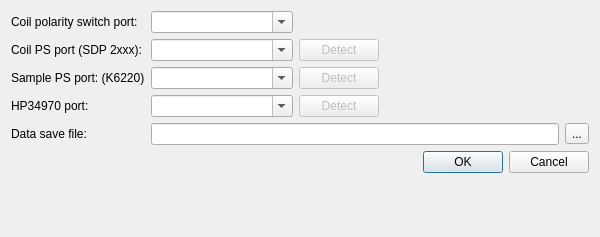
Qt form src/configui.ui (mBr001/hall) before a commit.
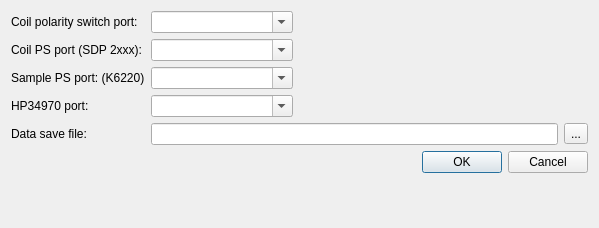
The same form after that commit.

Commit message: remove unused buttons

```diff
--- a/src/configui.ui
+++ b/src/configui.ui
@@ -6,8 +6,8 @@
    <rect>
     <x>0</x>
     <y>0</y>
-    <width>600</width>
-    <height>237</height>
+    <width>599</width>
+    <height>228</height>
    </rect>
   </property>
   <property name="windowTitle">
@@ -98,16 +98,6 @@
        </property>
       </widget>
      </item>
-     <item>
-      <widget class="QPushButton" name="pushButton">
-       <property name="enabled">
-        <bool>false</bool>
-       </property>
-       <property name="text">
-        <string>Detect</string>
-       </property>
-      </widget>
-     </item>
     </layout>
    </item>
    <item row="2" column="1">
@@ -125,16 +115,6 @@
        </property>
       </widget>
      </item>
-     <item>
-      <widget class="QPushButton" name="pushButton_2">
-       <property name="enabled">
-        <bool>false</bool>
-       </property>
-       <property name="text">
-        <string>Detect</string>
-       </property>
-      </widget>
-     </item>
     </layout>
    </item>
    <item row="3" column="1">
@@ -152,16 +132,6 @@
        </property>
       </widget>
      </item>
-     <item>
-      <widget class="QPushButton" name="pushButton_3">
-       <property name="enabled">
-        <bool>false</bool>
-       </property>
-       <property name="text">
-        <string>Detect</string>
-       </property>
-      </widget>
-     </item>
     </layout>
    </item>
    <item row="7" column="0" colspan="2">
```
